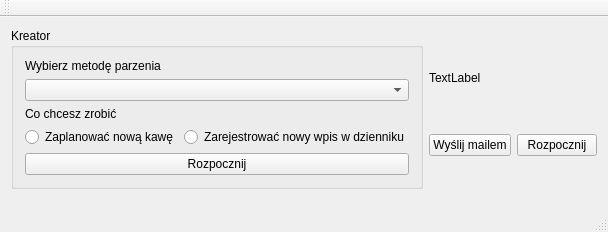
Qt form mainwindow.ui (MikDal002/CoffeDiary) before a commit.
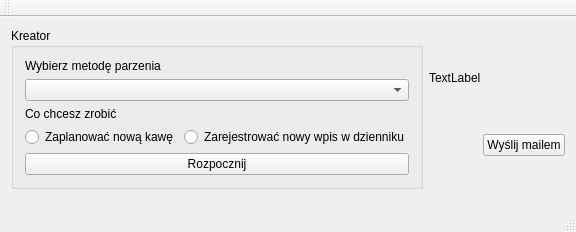
The same form after that commit.

Diff of the .ui file:
```diff
--- a/mainwindow.ui
+++ b/mainwindow.ui
@@ -118,13 +118,6 @@
           </property>
          </widget>
         </item>
-        <item>
-         <widget class="QPushButton" name="pbStart">
-          <property name="text">
-           <string>Rozpocznij</string>
-          </property>
-         </widget>
-        </item>
        </layout>
       </item>
      </layout>
```
Left out of the diff: 2 changed lines with no effect on the pictures.
